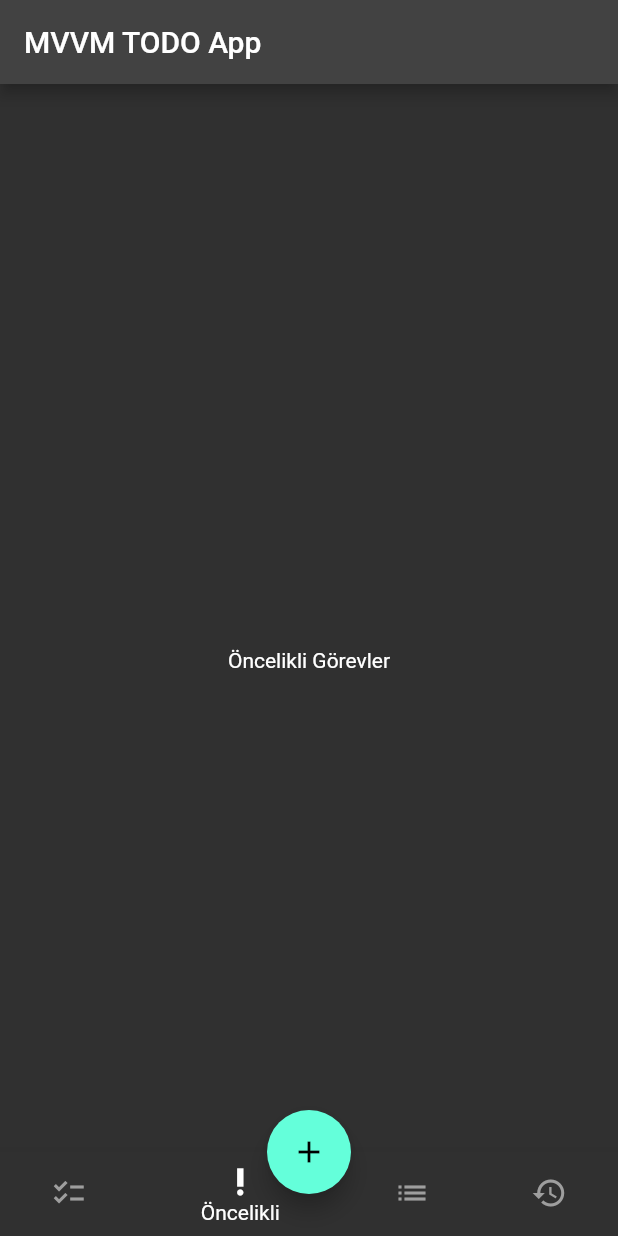
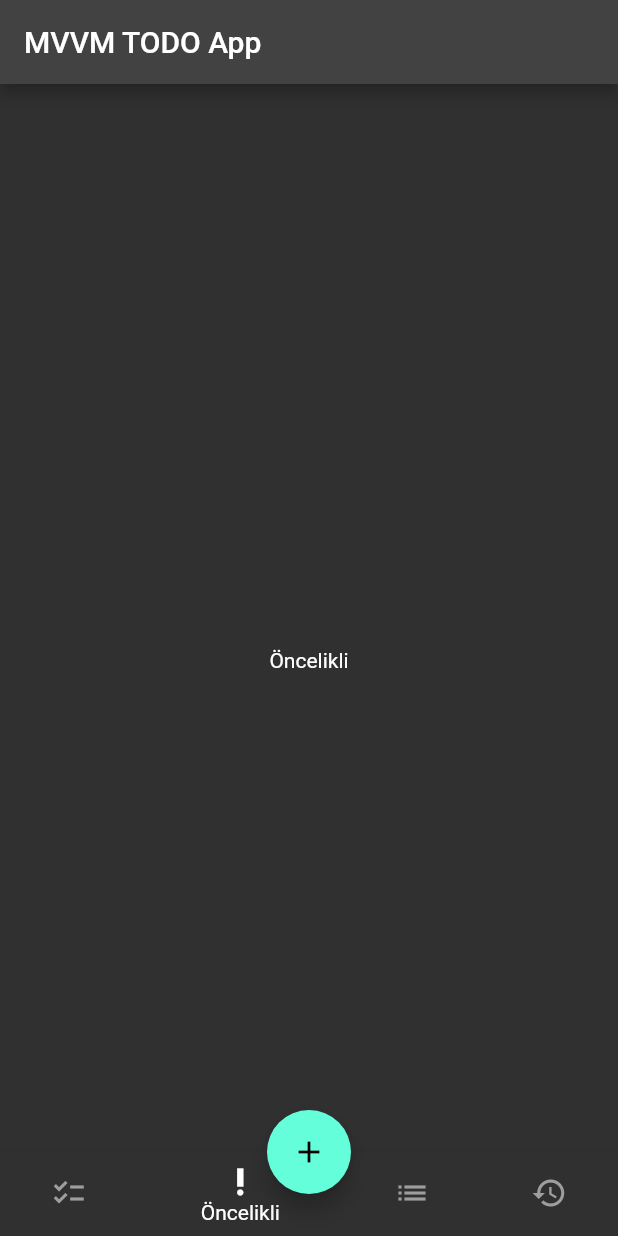
Before and after one commit to sahintuter/mvvm_provider_todo, a Flutter app: the screen it shows after launch, item 2 of the bottom bar chosen, on a phone screen of 412 x 824 dp. Run offline on Flutter 3.47's test engine with Material 2 defaults, Android fonts, the phone set to English and light mode, and no system bars.

Commit message:
text düzenlemeleri

```diff
--- a/lib/screens/home_view.dart
+++ b/lib/screens/home_view.dart
@@ -102,7 +102,7 @@ class _HomeViewState extends State<HomeView> with SingleTickerProviderStateMixin
   Widget buildPriorityTab() {
     return Container(
       child: Center(
-        child: Text('Öncelikli Görevler'),
+        child: Text('Öncelikli'),
       ),
     );
   }
```
